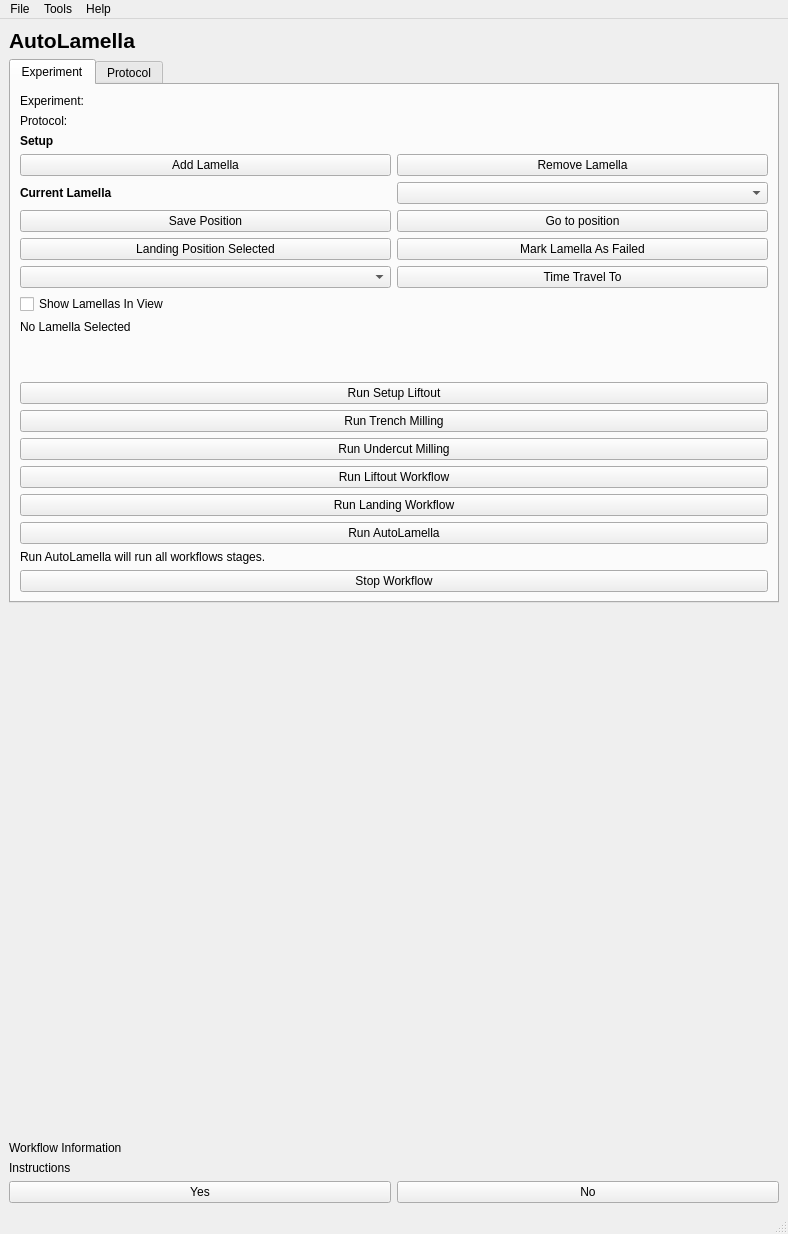
Before: the Qt Designer form autolamella/ui/qt/AutoLamellaUI.ui in DeMarcoLab/autolamella, drawn with Qt 5.
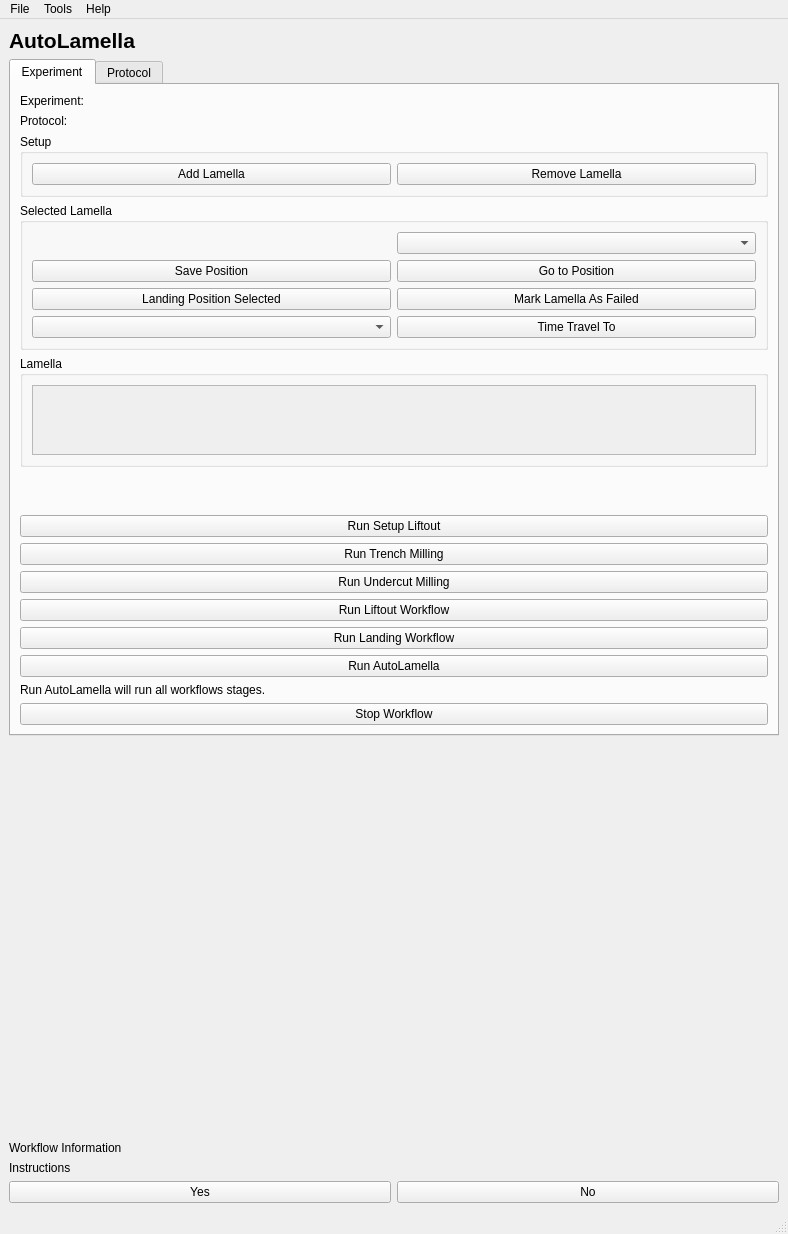
After: the same form once the commit is applied.

```diff
--- a/autolamella/ui/qt/AutoLamellaUI.ui
+++ b/autolamella/ui/qt/AutoLamellaUI.ui
@@ -43,17 +43,28 @@
         <string>Experiment</string>
        </attribute>
        <layout class="QGridLayout" name="gridLayout_3">
-        <item row="8" column="1">
-         <widget class="QComboBox" name="comboBox_current_lamella"/>
+        <item row="12" column="0" colspan="2">
+         <widget class="QPushButton" name="pushButton_run_serial_liftout_landing">
+          <property name="text">
+           <string>Run Landing Workflow</string>
+          </property>
+         </widget>
         </item>
-        <item row="11" column="0">
-         <widget class="QPushButton" name="pushButton_lamella_landing_selected">
+        <item row="0" column="0" colspan="2">
+         <widget class="QLabel" name="label_experiment_name">
           <property name="text">
-           <string>Landing Position Selected</string>
+           <string>Experiment:</string>
           </property>
          </widget>
         </item>
-        <item row="16" column="0" colspan="2">
+        <item row="36" column="0" colspan="2">
+         <widget class="QPushButton" name="pushButton_stop_workflow">
+          <property name="text">
+           <string>Stop Workflow</string>
+          </property>
+         </widget>
+        </item>
+        <item row="7" column="0" colspan="2">
          <spacer name="verticalSpacer">
           <property name="orientation">
            <enum>Qt::Vertical</enum>
@@ -66,101 +77,130 @@
           </property>
          </spacer>
         </item>
-        <item row="22" column="0" colspan="2">
-         <widget class="QPushButton" name="pushButton_run_autoliftout">
-          <property name="text">
-           <string>Run Liftout Workflow</string>
-          </property>
-         </widget>
-        </item>
-        <item row="1" column="0" colspan="2">
-         <widget class="QLabel" name="label_experiment_name">
-          <property name="text">
-           <string>Experiment:</string>
-          </property>
-         </widget>
-        </item>
-        <item row="24" column="0" colspan="2">
+        <item row="13" column="0" colspan="2">
          <widget class="QPushButton" name="pushButton_run_setup_autolamella">
           <property name="text">
            <string>Run AutoLamella</string>
           </property>
          </widget>
         </item>
-        <item row="7" column="0">
-         <widget class="QPushButton" name="pushButton_add_lamella">
-          <property name="text">
-           <string>Add Lamella</string>
-          </property>
-         </widget>
-        </item>
-        <item row="14" column="0" colspan="2">
-         <widget class="QLabel" name="label_info">
-          <property name="text">
-           <string>No Lamella Selected</string>
-          </property>
-         </widget>
-        </item>
-        <item row="12" column="1">
-         <widget class="QPushButton" name="pushButton_revert_stage">
-          <property name="text">
-           <string>Time Travel To</string>
-          </property>
-         </widget>
-        </item>
-        <item row="27" column="0" colspan="2">
-         <widget class="QPushButton" name="pushButton_stop_workflow">
-          <property name="text">
-           <string>Stop Workflow</string>
-          </property>
-         </widget>
-        </item>
-        <item row="10" column="1">
-         <widget class="QPushButton" name="pushButton_go_to_lamella">
-          <property name="text">
-           <string>Go to position</string>
-          </property>
-         </widget>
-        </item>
-        <item row="11" column="1">
-         <widget class="QPushButton" name="pushButton_fail_lamella">
-          <property name="text">
-           <string>Mark Lamella As Failed</string>
-          </property>
-         </widget>
-        </item>
-        <item row="12" column="0">
-         <widget class="QComboBox" name="comboBox_lamella_history"/>
-        </item>
-        <item row="26" column="0" colspan="2">
-         <widget class="QLabel" name="label_run_autolamella_info">
-          <property name="text">
-           <string>Run AutoLamella will run all workflows stages.</string>
-          </property>
-         </widget>
-        </item>
-        <item row="3" column="0">
-         <widget class="QLabel" name="label_setup_header">
-          <property name="font">
-           <font>
-            <pointsize>9</pointsize>
-            <weight>75</weight>
-            <bold>true</bold>
-           </font>
-          </property>
-          <property name="text">
+        <item row="2" column="0" colspan="2">
+         <widget class="QGroupBox" name="groupBox_setup">
+          <property name="title">
            <string>Setup</string>
           </property>
+          <layout class="QGridLayout" name="gridLayout_5">
+           <item row="0" column="0">
+            <widget class="QPushButton" name="pushButton_add_lamella">
+             <property name="text">
+              <string>Add Lamella</string>
+             </property>
+            </widget>
+           </item>
+           <item row="0" column="1">
+            <widget class="QPushButton" name="pushButton_remove_lamella">
+             <property name="styleSheet">
+              <string notr="true"/>
+             </property>
+             <property name="text">
+              <string>Remove Lamella</string>
+             </property>
+            </widget>
+           </item>
+          </layout>
          </widget>
         </item>
-        <item row="21" column="0" colspan="2">
-         <widget class="QPushButton" name="pushButton_run_waffle_undercut">
+        <item row="8" column="0" colspan="2">
+         <widget class="QPushButton" name="pushButton_setup_autoliftout">
           <property name="text">
-           <string>Run Undercut Milling</string>
+           <string>Run Setup Liftout</string>
           </property>
          </widget>
         </item>
-        <item row="20" column="0" colspan="2">
+        <item row="1" column="0" colspan="2">
+         <widget class="QLabel" name="label_protocol_name">
+          <property name="text">
+           <string>Protocol:</string>
+          </property>
+         </widget>
+        </item>
+        <item row="11" column="0" colspan="2">
+         <widget class="QPushButton" name="pushButton_run_autoliftout">
+          <property name="text">
+           <string>Run Liftout Workflow</string>
+          </property>
+         </widget>
+        </item>
+        <item row="4" column="0" colspan="2">
+         <widget class="QGroupBox" name="groupBox_selected_lamella">
+          <property name="title">
+           <string>Selected Lamella</string>
+          </property>
+          <layout class="QGridLayout" name="gridLayout_7">
+           <item row="3" column="0">
+            <widget class="QComboBox" name="comboBox_lamella_history"/>
+           </item>
+           <item row="0" column="0">
+            <widget class="QLabel" name="label_current_lamella_header">
+             <property name="font">
+              <font>
+               <weight>75</weight>
+               <bold>true</bold>
+              </font>
+             </property>
+             <property name="text">
+              <string/>
+             </property>
+             <property name="alignment">
+              <set>Qt::AlignRight|Qt::AlignTrailing|Qt::AlignVCenter</set>
+             </property>
+            </widget>
+           </item>
+           <item row="2" column="0">
+            <widget class="QPushButton" name="pushButton_lamella_landing_selected">
+             <property name="text">
+              <string>Landing Position Selected</string>
+             </property>
+            </widget>
+           </item>
+           <item row="1" column="0">
+            <widget class="QPushButton" name="pushButton_save_position">
+             <property name="text">
+              <string>Save Position</string>
+             </property>
+            </widget>
+           </item>
+           <item row="0" column="1">
+            <widget class="QComboBox" name="comboBox_current_lamella"/>
+           </item>
+           <item row="1" column="1">
+            <widget class="QPushButton" name="pushButton_go_to_lamella">
+             <property name="text">
+              <string>Go to Position</string>
+             </property>
+            </widget>
+           </item>
+           <item row="2" column="1">
+            <widget class="QPushButton" name="pushButton_fail_lamella">
+             <property name="text">
+              <string>Mark Lamella As Failed</string>
+             </property>
+            </widget>
+           </item>
+           <item row="3" column="1">
+            <widget class="QPushButton" name="pushButton_revert_stage">
+             <property name="text">
+              <string>Time Travel To</string>
+             </property>
+            </widget>
+           </item>
+           <item row="4" column="0" colspan="2">
+            <layout class="QGridLayout" name="gridLayout_selected_lamella_history"/>
+           </item>
+          </layout>
+         </widget>
+        </item>
+        <item row="9" column="0" colspan="2">
          <widget class="QPushButton" name="pushButton_run_waffle_trench">
           <property name="text">
            <string>Run Trench Milling</string>
@@ -173,62 +213,67 @@
           </property>
          </widget>
         </item>
-        <item row="7" column="1">
-         <widget class="QPushButton" name="pushButton_remove_lamella">
-          <property name="styleSheet">
-           <string notr="true"/>
-          </property>
+        <item row="10" column="0" colspan="2">
+         <widget class="QPushButton" name="pushButton_run_waffle_undercut">
           <property name="text">
-           <string>Remove Lamella</string>
+           <string>Run Undercut Milling</string>
           </property>
          </widget>
         </item>
-        <item row="2" column="0" colspan="2">
-         <widget class="QLabel" name="label_protocol_name">
+        <item row="14" column="0">
+         <widget class="QLabel" name="label_run_autolamella_info">
           <property name="text">
-           <string>Protocol:</string>
+           <string>Run AutoLamella will run all workflows stages.</string>
           </property>
          </widget>
         </item>
-        <item row="8" column="0">
-         <widget class="QLabel" name="label_current_lamella_header">
-          <property name="font">
-           <font>
-            <weight>75</weight>
-            <bold>true</bold>
-           </font>
+        <item row="5" column="0" colspan="2">
+         <widget class="QGroupBox" name="groupBox_lamella">
+          <property name="sizePolicy">
+           <sizepolicy hsizetype="Expanding" vsizetype="Expanding">
+            <horstretch>0</horstretch>
+            <verstretch>0</verstretch>
+           </sizepolicy>
           </property>
-          <property name="text">
-           <string>Current Lamella</string>
+          <property name="title">
+           <string>Lamella</string>
           </property>
-         </widget>
-        </item>
-        <item row="17" column="0" colspan="2">
-         <widget class="QPushButton" name="pushButton_setup_autoliftout">
-          <property name="text">
-           <string>Run Setup Liftout</string>
-          </property>
-         </widget>
-        </item>
-        <item row="10" column="0">
-         <widget class="QPushButton" name="pushButton_save_position">
-          <property name="text">
-           <string>Save Position</string>
-          </property>
-         </widget>
-        </item>
-        <item row="13" column="0">
-         <widget class="QCheckBox" name="checkBox_show_lamella_in_view">
-          <property name="text">
-           <string>Show Lamellas In View</string>
-          </property>
-         </widget>
-        </item>
-        <item row="23" column="0" colspan="2">
-         <widget class="QPushButton" name="pushButton_run_serial_liftout_landing">
-          <property name="text">
-           <string>Run Landing Workflow</string>
-          </property>
+          <layout class="QGridLayout" name="gridLayout_6">
+           <item row="0" column="0">
+            <widget class="QScrollArea" name="scrollArea_lamella_info">
+             <property name="sizePolicy">
+              <sizepolicy hsizetype="MinimumExpanding" vsizetype="Expanding">
+               <horstretch>0</horstretch>
+               <verstretch>0</verstretch>
+              </sizepolicy>
+             </property>
+             <property name="horizontalScrollBarPolicy">
+              <enum>Qt::ScrollBarAlwaysOff</enum>
+             </property>
+             <property name="sizeAdjustPolicy">
+              <enum>QAbstractScrollArea::AdjustToContents</enum>
+             </property>
+             <property name="widgetResizable">
+              <bool>true</bool>
+             </property>
+             <widget class="QWidget" name="scrollAreaWidgetContents_2">
+              <property name="geometry">
+               <rect>
+                <x>0</x>
+                <y>0</y>
+                <width>722</width>
+                <height>68</height>
+               </rect>
+              </property>
+              <layout class="QGridLayout" name="gridLayout_8">
+               <item row="0" column="0">
+                <layout class="QGridLayout" name="gridLayout_lamella_info"/>
+               </item>
+              </layout>
+             </widget>
+            </widget>
+           </item>
+          </layout>
          </widget>
         </item>
        </layout>
```
Left out of the diff: 485 changed lines with no effect on the pictures.
